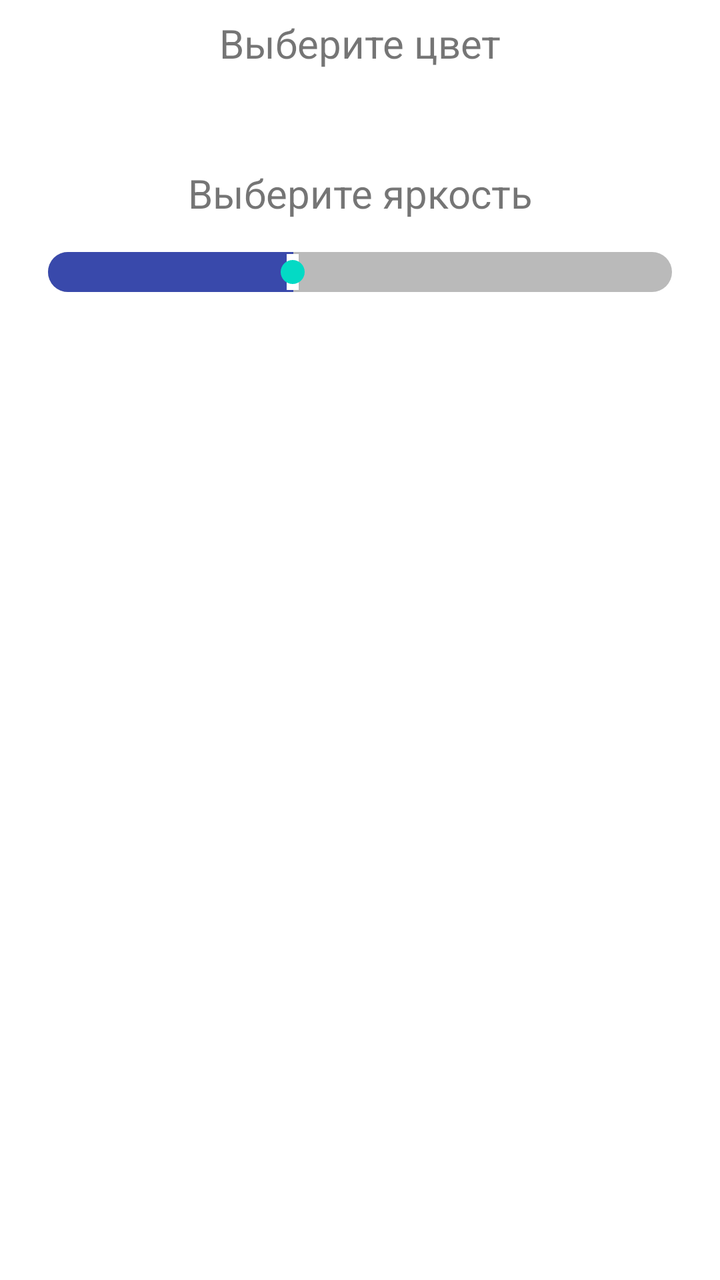
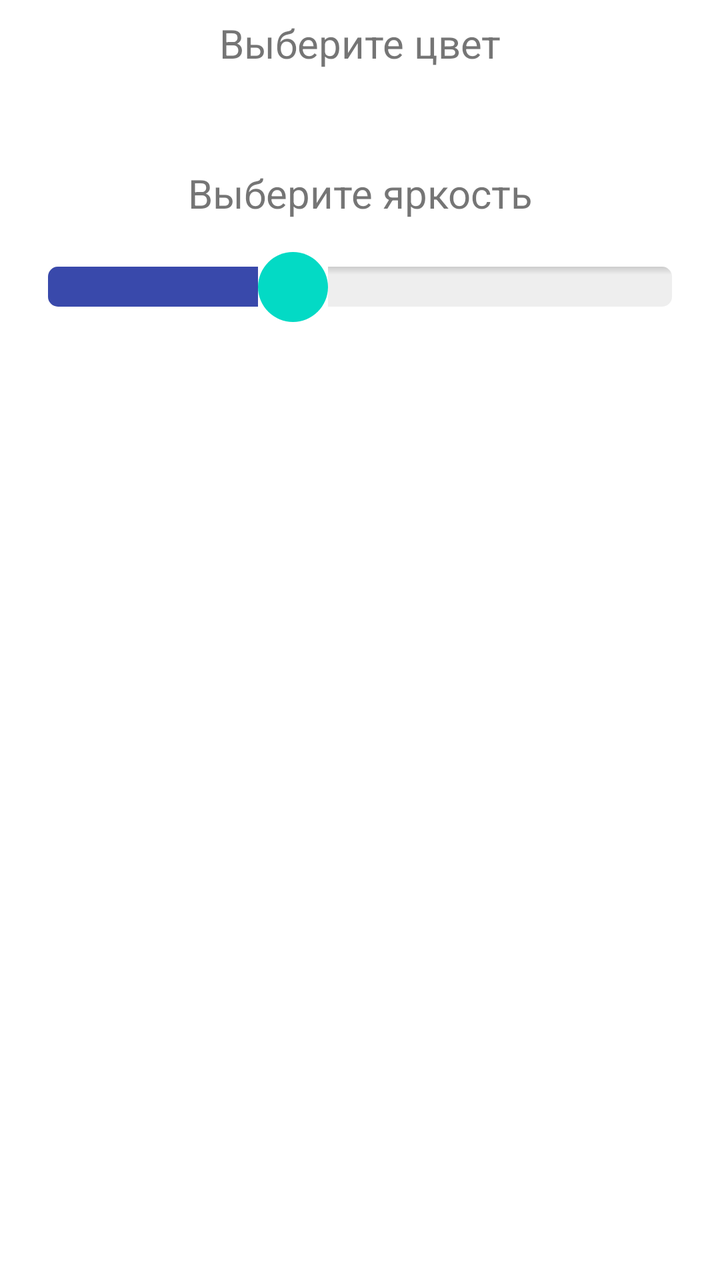

Two renders of the same Android screen: before a commit and after it. Below are the layout's source before the change and the commit's diff.
<!-- AndroidManifest.xml: application theme Theme.AdressLentaWiFi -->
<!-- res/layout/activity_static_colors_rv.xml -->
<?xml version="1.0" encoding="utf-8"?>
<androidx.constraintlayout.widget.ConstraintLayout xmlns:android="http://schemas.android.com/apk/res/android"
    xmlns:app="http://schemas.android.com/apk/res-auto"
    xmlns:tools="http://schemas.android.com/tools"
    android:layout_width="match_parent"
    android:layout_height="match_parent"
    tools:context=".staticcolor.StaticColorsRvActivity">

    <TextView
        android:id="@+id/textViewChooseBrightness"
        android:layout_width="0dp"
        android:layout_height="wrap_content"
        android:layout_marginStart="8dp"
        android:layout_marginTop="32dp"
        android:layout_marginEnd="8dp"
        android:gravity="center"
        android:text="Выберите яркость"
        android:textSize="20sp"
        app:layout_constraintEnd_toEndOf="parent"
        app:layout_constraintHorizontal_bias="0.0"
        app:layout_constraintStart_toStartOf="parent"
        app:layout_constraintTop_toBottomOf="@+id/rvColors" />

    <androidx.recyclerview.widget.RecyclerView
        android:id="@+id/rvColors"
        android:layout_width="0dp"
        android:layout_height="wrap_content"
        android:layout_marginStart="8dp"
        android:layout_marginTop="16dp"
        android:layout_marginEnd="8dp"
        app:layout_constraintEnd_toEndOf="parent"
        app:layout_constraintHorizontal_bias="0.0"
        app:layout_constraintStart_toStartOf="parent"
        app:layout_constraintTop_toBottomOf="@+id/textViewChooseColor" />

    <SeekBar
        android:id="@+id/seekBarStatic"
        android:layout_width="0dp"
        android:layout_height="wrap_content"
        android:layout_marginStart="8dp"
        android:layout_marginTop="16dp"
        android:layout_marginEnd="8dp"
        android:max="255"
        android:progress="100"
        android:progressTint="#3949AB"
        android:maxHeight="20dp"
        android:minHeight="20dp"
        android:progressDrawable="@drawable/progress_drawable"
        app:layout_constraintEnd_toEndOf="parent"
        app:layout_constraintHorizontal_bias="0.0"
        app:layout_constraintStart_toStartOf="parent"
        app:layout_constraintTop_toBottomOf="@+id/textViewChooseBrightness" />

    <TextView
        android:id="@+id/textViewChooseColor"
        android:layout_width="0dp"
        android:layout_height="wrap_content"
        android:layout_marginStart="8dp"
        android:layout_marginTop="8dp"
        android:layout_marginEnd="8dp"
        android:gravity="center"
        android:text="Выберите цвет"
        android:textSize="20sp"
        app:layout_constraintEnd_toEndOf="parent"
        app:layout_constraintStart_toStartOf="parent"
        app:layout_constraintTop_toTopOf="parent" />

</androidx.constraintlayout.widget.ConstraintLayout>
<!-- resources referenced by this layout -->
<resources>
  <!-- drawable progress_drawable (drawable) -->
  <?xml version="1.0" encoding="utf-8"?>
  <layer-list xmlns:android="http://schemas.android.com/apk/res/android">
      <item android:id="@android:id/background">
          <shape>
              <solid
                  android:color="#bababa"/>
              <size
                  android:height="20dp"
                  android:width="20dp" />
              <corners android:radius="20dp" />
          </shape>
      </item>
      <item android:id="@android:id/progress">
          <clip>
              <shape>
                  <solid
                      android:color="@color/purple_500"/>
                  <corners android:radius="20dp" />
              </shape>
          </clip>
      </item>
  </layer-list>
  <style name="Theme.AdressLentaWiFi" parent="Theme.MaterialComponents.DayNight.DarkActionBar">
          
          <item name="colorPrimary">@color/purple_500</item>
          <item name="colorPrimaryVariant">@color/purple_700</item>
          <item name="colorOnPrimary">@color/white</item>
          
          <item name="colorSecondary">@color/teal_200</item>
          <item name="colorSecondaryVariant">@color/teal_700</item>
          <item name="colorOnSecondary">@color/black</item>
          
          <item name="android:statusBarColor" tools:targetApi="l">?attr/colorPrimaryVariant</item>
          
      </style>
  <color name="purple_500">#FF6200EE</color>
  <color name="purple_700">#FF3700B3</color>
  <color name="white">#FFFFFFFF</color>
  <color name="teal_200">#FF03DAC5</color>
  <color name="teal_700">#FF018786</color>
  <color name="black">#FF000000</color>
</resources>

<!-- the commit's change to res/layout/activity_static_colors_rv.xml (unified diff, before → after) -->
@@ -45,7 +45,8 @@
         android:progressTint="#3949AB"
         android:maxHeight="20dp"
         android:minHeight="20dp"
-        android:progressDrawable="@drawable/progress_drawable"
+        android:progressDrawable="@drawable/seekbar_style"
+        android:thumb="@drawable/custom_thumb"
         app:layout_constraintEnd_toEndOf="parent"
         app:layout_constraintHorizontal_bias="0.0"
         app:layout_constraintStart_toStartOf="parent"
<!-- resource entries referenced after the edit -->
@@ -1,26 +1,29 @@
 <!-- resources referenced by this layout -->
 <resources>
-  <!-- drawable progress_drawable (drawable) -->
+  <!-- drawable custom_thumb (drawable) -->
   <?xml version="1.0" encoding="utf-8"?>
   <layer-list xmlns:android="http://schemas.android.com/apk/res/android">
-      <item android:id="@android:id/background">
-          <shape>
-              <solid
-                  android:color="#bababa"/>
+      <item>
+          <shape android:shape="oval">
+              <solid android:color="@color/teal_200"/>
               <size
-                  android:height="20dp"
-                  android:width="20dp" />
-              <corners android:radius="20dp" />
+                  android:width="35dp"
+                  android:height="35dp"/>
           </shape>
       </item>
-      <item android:id="@android:id/progress">
-          <clip>
-              <shape>
-                  <solid
-                      android:color="@color/purple_500"/>
-                  <corners android:radius="20dp" />
-              </shape>
-          </clip>
+  </layer-list>
+  <!-- drawable seekbar_style (drawable) -->
+  <?xml version="1.0" encoding="utf-8"?>
+  <layer-list xmlns:android="http://schemas.android.com/apk/res/android" >
+      <item
+          android:id="@android:id/background"
+          android:drawable="@drawable/border_shadow" >
+      </item>
+  
+      <item
+          android:id="@android:id/progress" >
+          <clip
+              android:drawable="@drawable/seekbar_progress" />
       </item>
   </layer-list>
   <style name="Theme.AdressLentaWiFi" parent="Theme.MaterialComponents.DayNight.DarkActionBar">
@@ -40,6 +43,41 @@
   <color name="purple_700">#FF3700B3</color>
   <color name="white">#FFFFFFFF</color>
   <color name="teal_200">#FF03DAC5</color>
+  <!-- drawable border_shadow (drawable) -->
+  <?xml version="1.0" encoding="utf-8"?>
+  <layer-list xmlns:android="http://schemas.android.com/apk/res/android">
+      <item>
+          <shape>
+              <corners
+                  android:radius="5dp" />
+              <gradient
+                  android:angle="270"
+                  android:startColor="#33000000"
+                  android:centerColor="#11000000"
+                  android:endColor="#11000000"
+                  android:centerY="0.2"
+                  android:type="linear"
+                  />
+          </shape>
+      </item>
+  </layer-list>
+  <!-- drawable seekbar_progress (drawable) -->
+  <?xml version="1.0" encoding="utf-8"?>
+  <layer-list
+      xmlns:android="http://schemas.android.com/apk/res/android" >
+      <item
+          android:id="@+id/progressshape" >
+          <clip>
+              <shape
+                  android:shape="rectangle" >
+                  <size android:height="5dp"/>
+                  <corners
+                      android:radius="5dp" />
+                  <solid android:color="@color/purple_500"/>
+              </shape>
+          </clip>
+      </item>
+  </layer-list>
   <color name="teal_700">#FF018786</color>
   <color name="black">#FF000000</color>
 </resources>
